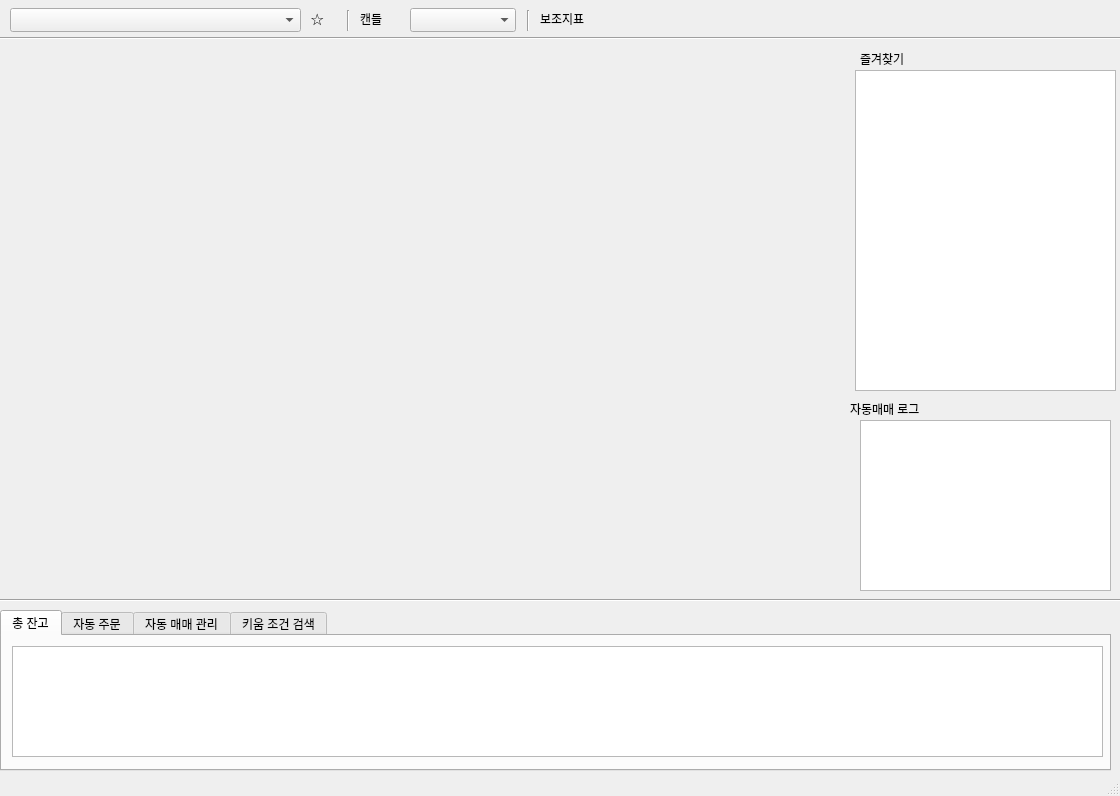
Old version of the form main.ui in the repository songxuanqing/PAT.
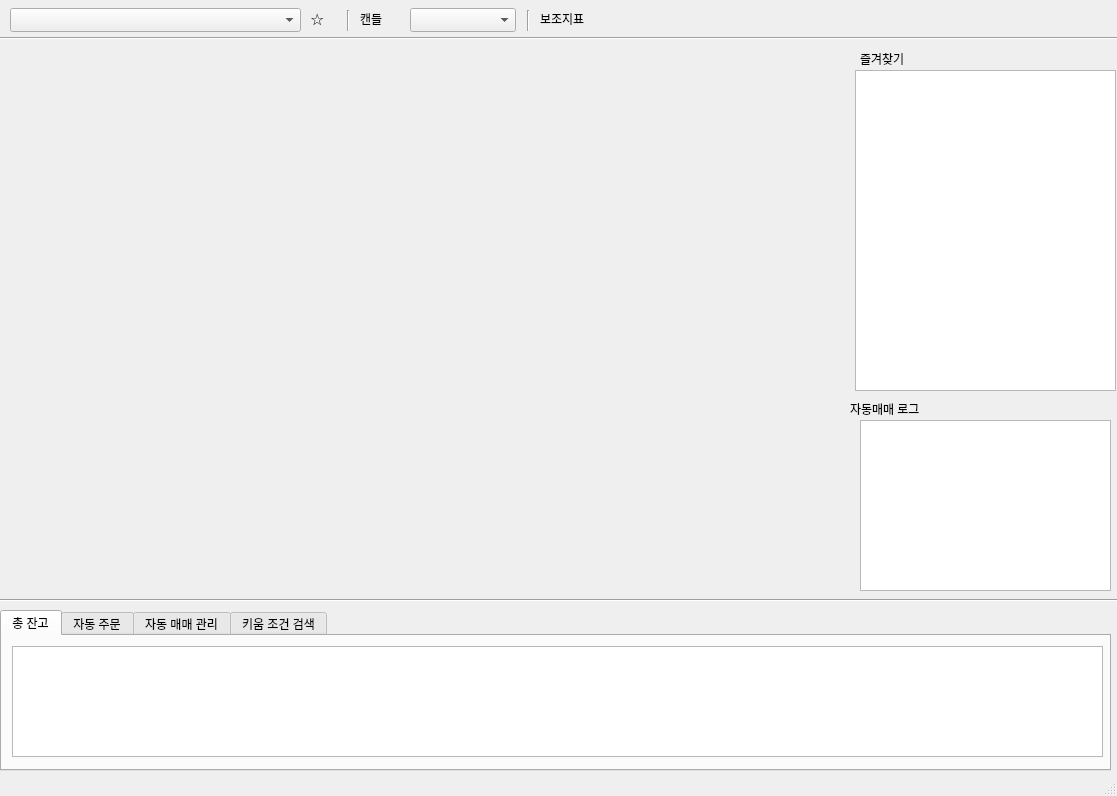
New version of the form.

Patch:
```diff
--- a/main.ui
+++ b/main.ui
@@ -6,7 +6,7 @@
    <rect>
     <x>0</x>
     <y>0</y>
-    <width>1120</width>
+    <width>1117</width>
     <height>796</height>
    </rect>
   </property>
@@ -275,12 +275,19 @@
     <property name="geometry">
      <rect>
       <x>630</x>
-      <y>0</y>
-      <width>481</width>
-      <height>31</height>
+      <y>10</y>
+      <width>301</width>
+      <height>21</height>
      </rect>
     </property>
-    <layout class="QVBoxLayout" name="bx_subIndexListArea"/>
+    <layout class="QVBoxLayout" name="bx_subIndexListArea">
+     <property name="spacing">
+      <number>6</number>
+     </property>
+     <property name="topMargin">
+      <number>0</number>
+     </property>
+    </layout>
    </widget>
   </widget>
   <widget class="QStatusBar" name="statusbar"/>
```
